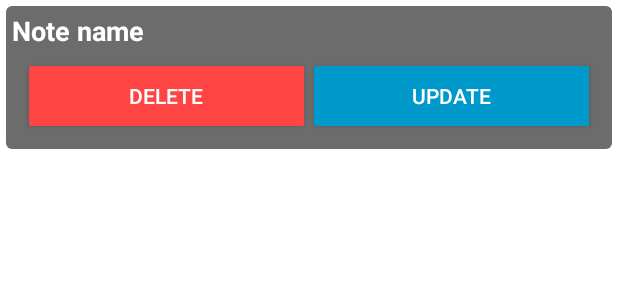
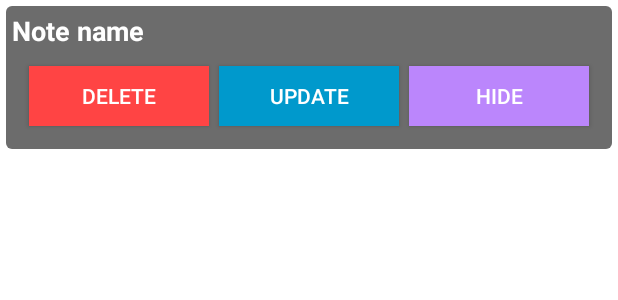
Before and after one commit to saramhmd/CloudComputingProject, an Android app: the layout note_item.xml on its own in the app's theme, with its tools: preview values and no code run, on a phone screen of 412 x 824 dp. Shown: the top 300 px of the screen. Run offline under Robolectric (Android 15) with nearby library versions, the phone set to English and light mode, and no system bars.

Commit message:
Add,Edit,Update,Delete,Hide

```diff
--- a/app/src/main/res/layout/note_item.xml
+++ b/app/src/main/res/layout/note_item.xml
@@ -44,6 +44,15 @@
             android:background="@android:color/holo_blue_dark"
             android:text="UPDATE"
             android:textColor="@android:color/white"/>
+        <androidx.appcompat.widget.AppCompatButton
+            android:id="@+id/buttonHidden"
+            android:layout_width="0dp"
+            android:layout_height="40dp"
+            android:layout_weight="1"
+            android:layout_margin="3dp"
+            android:background="@color/purple_200"
+            android:text="Hide"
+            android:textColor="@android:color/white"/>
 
     </LinearLayout>
 
```
Also changed, not shown: app/src/main/java/com/example/cloudcomputingproject/Test/MainActivity3.java (+39 -3 lines), app/src/main/java/com/example/cloudcomputingproject/Test/Note.java (+8 -0 lines), app/src/main/java/com/example/cloudcomputingproject/Test/NotesRecyclerAdapter.java (+33 -6 lines).
